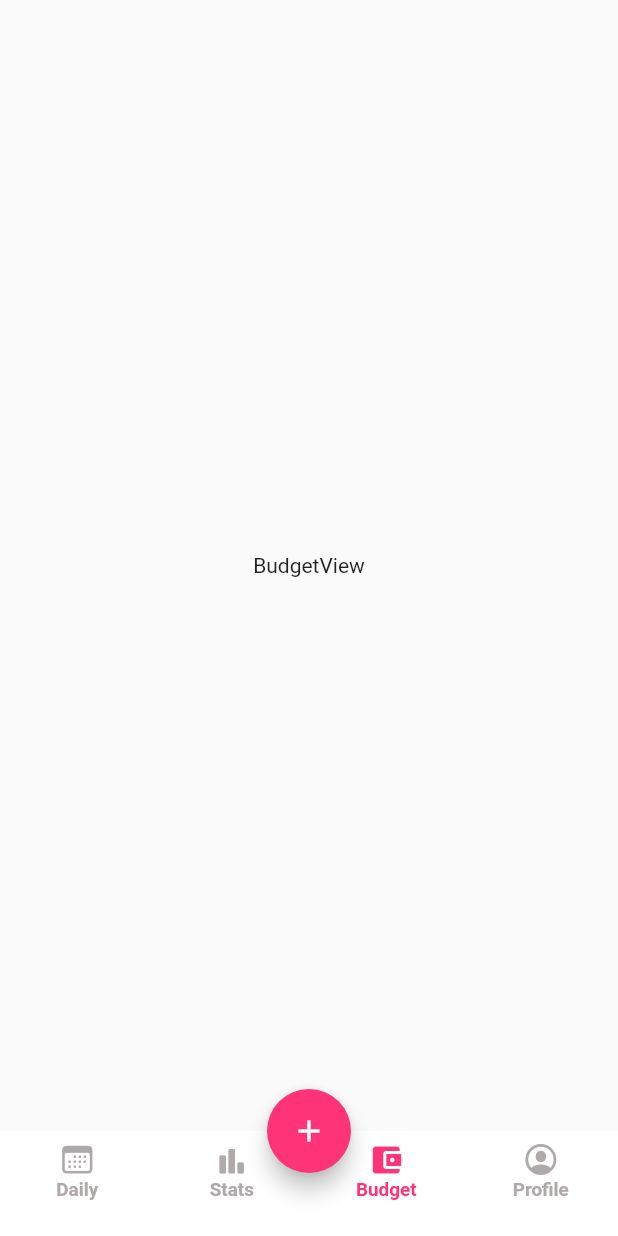
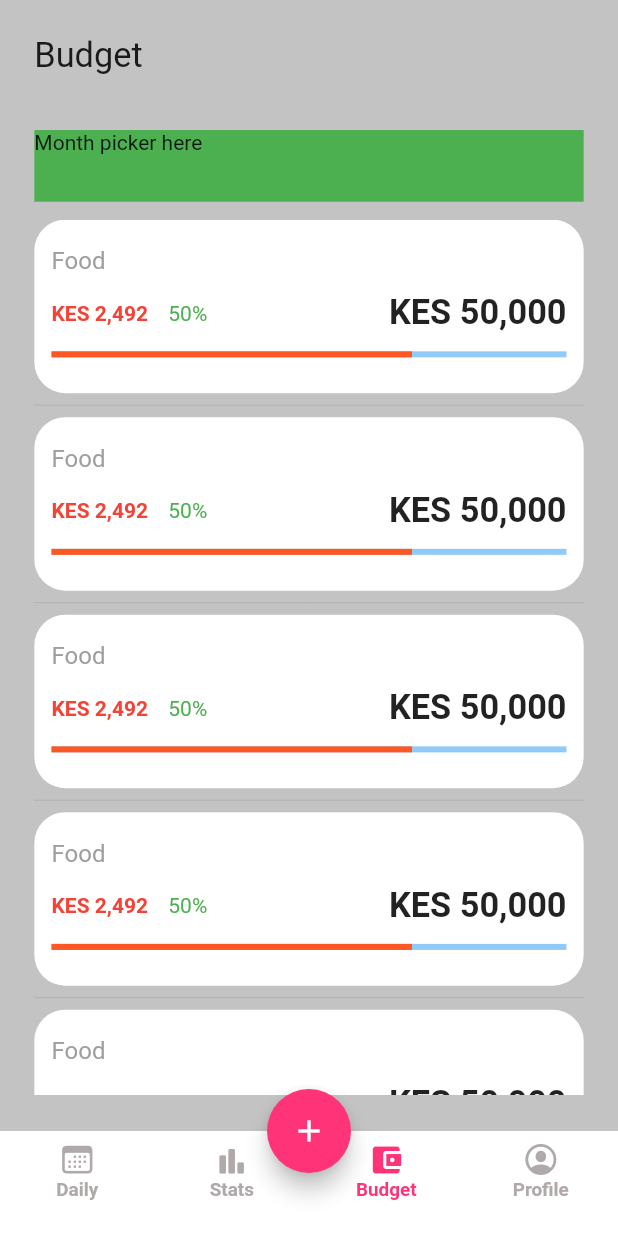
Before and after one commit to evansmwenda/ExpenseTracker, a Flutter app: the screen it shows after launch, item 3 of the bottom bar chosen, on a phone screen of 412 x 824 dp. Run offline on Flutter 3.47's test engine with Material 2 defaults, Android fonts, the phone set to English and light mode, and no system bars; our stand-ins replace flutter_screenutil, get; missing offline and left inert: weekly_date_picker.

Commit message:
added budget view

```diff
--- a/lib/ui/home/tabs/budget/budget_view.dart
+++ b/lib/ui/home/tabs/budget/budget_view.dart
@@ -1,6 +1,7 @@
+import 'package:expense_tracker/common/my_colors.dart';
 import 'package:flutter/material.dart';
+import 'package:flutter_screenutil/flutter_screenutil.dart';
 import 'package:get/get.dart';
-
 import 'budget_controller.dart';
 
 class BudgetView extends GetView<BudgetController> {
@@ -9,9 +10,132 @@ class BudgetView extends GetView<BudgetController> {
   @override
   Widget build(BuildContext context) {
     return Container(
-      child: Center(
-        child: Text("BudgetView"),
+      padding: EdgeInsets.symmetric(horizontal: 20.w, vertical: 20.h),
+      color: Colors.grey.withOpacity(0.6),
+      child: Column(
+        crossAxisAlignment: CrossAxisAlignment.start,
+        children: [
+          Text(
+            "Budget",
+            style: TextStyle(
+              fontSize: 20.sp,
+            ),
+          ),
+          SizedBox(
+            height: 30.h,
+          ),
+          Container(
+            height: 40.h,
+            width: double.infinity,
+            color: Colors.green,
+            child: const Text("Month picker here"),
+          ),
+          SizedBox(
+            height: 10.h,
+          ),
+          Expanded(
+            child: ListView.separated(
+                itemCount: 15,
+                separatorBuilder: (context, index) {
+                  return Divider(
+                    color: Colors.grey.withOpacity(0.5),
+                  );
+                },
+                itemBuilder: (BuildContext context, int index) {
+                  return BudgetContainer(
+                    title: "Food",
+                  );
+                }),
+          ),
+        ],
       ),
     );
   }
 }
+
+class BudgetContainer extends StatelessWidget {
+  final String title;
+  final Color bgColor;
+  const BudgetContainer({
+    Key? key,
+    required this.title,
+    this.bgColor = secondaryColor,
+  }) : super(key: key);
+
+  @override
+  Widget build(BuildContext context) {
+    return Container(
+      decoration: BoxDecoration(
+        borderRadius: BorderRadius.circular(18.r),
+        color: Colors.white,
+      ),
+      // height: 100.h,
+      padding: EdgeInsets.symmetric(horizontal: 10.w),
+      child: Column(
+        crossAxisAlignment: CrossAxisAlignment.start,
+        children: [
+          SizedBox(
+            height: 15.h,
+          ),
+          Text(
+            title,
+            style: TextStyle(
+              fontSize: 14.sp,
+              color: Colors.grey,
+            ),
+          ),
+          SizedBox(
+            height: 10.h,
+          ),
+          Row(
+            mainAxisAlignment: MainAxisAlignment.spaceBetween,
+            children: [
+              RichText(
+                text: const TextSpan(
+                  children: [
+                     TextSpan(
+                        text: 'KES 2,492',
+                        style: TextStyle(fontWeight: FontWeight.bold,color: Colors.red)),
+                    WidgetSpan(
+                      child: Padding(
+                        padding: EdgeInsets.only(left: 10.0),
+                      ),
+                    ),
+                    TextSpan(text: ' 50%',style: TextStyle(color: Colors.green)),
+                  ],
+                ),
+              ),
+              Text(
+                "KES 50,000",
+                style: TextStyle(
+                  fontSize: 20.sp,
+                  fontWeight: FontWeight.w700,
+                ),
+              ),
+            ],
+          ),
+          SizedBox(
+            height: 10.h,
+          ),
+          Container(
+              alignment: Alignment.topCenter,
+              child: LinearProgressIndicator(
+                value: 0.7,
+                valueColor: new AlwaysStoppedAnimation<Color>(Colors.deepOrange),
+              )
+          ),
+          SizedBox(
+            height: 20.h,
+          ),
+          // LinearPercentIndicator(
+          //   width: 140.0,
+          //   lineHeight: 14.0,
+          //   percent: 0.5,
+          //   backgroundColor: Colors.grey,
+          //   progressColor: Colors.blue,
+          // ),
+        ],
+      ),
+    );
+  }
+}
--- a/pubspec.yaml
+++ b/pubspec.yaml
@@ -34,6 +34,7 @@ dependencies:
   get: ^4.6.5
   flutter_screenutil: ^5.5.3+2
   weekly_date_picker: ^1.3.0
+#  percent_indicator: ^2.1.9+1
 
 
   # The following adds the Cupertino Icons font to your application.
```
